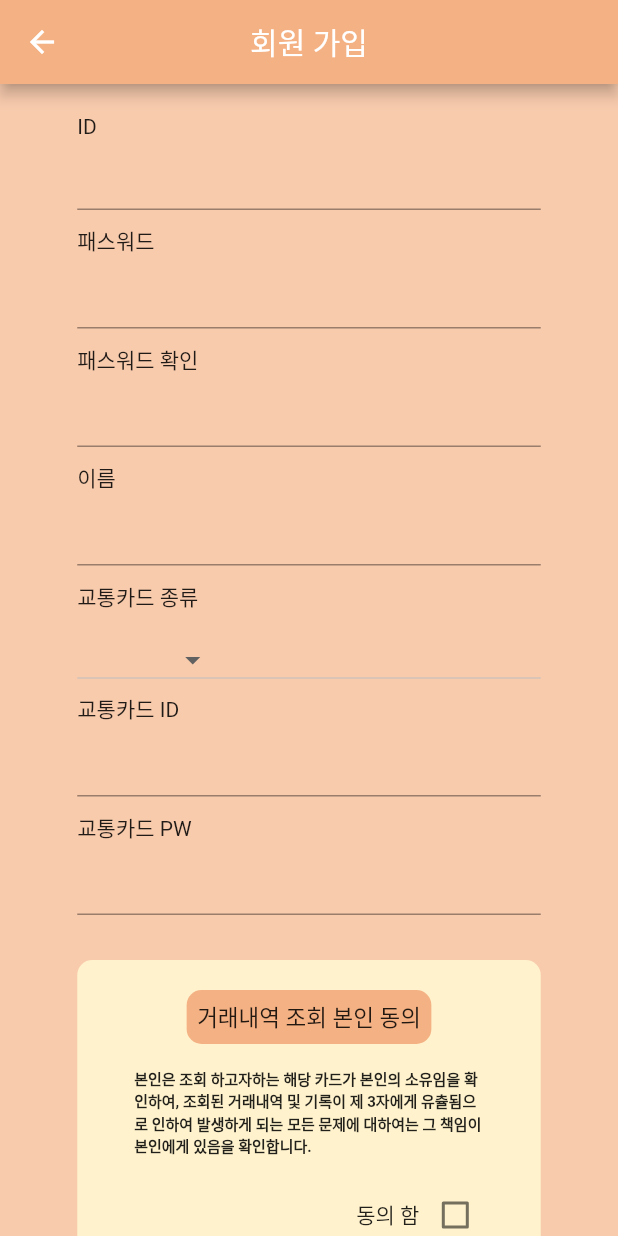
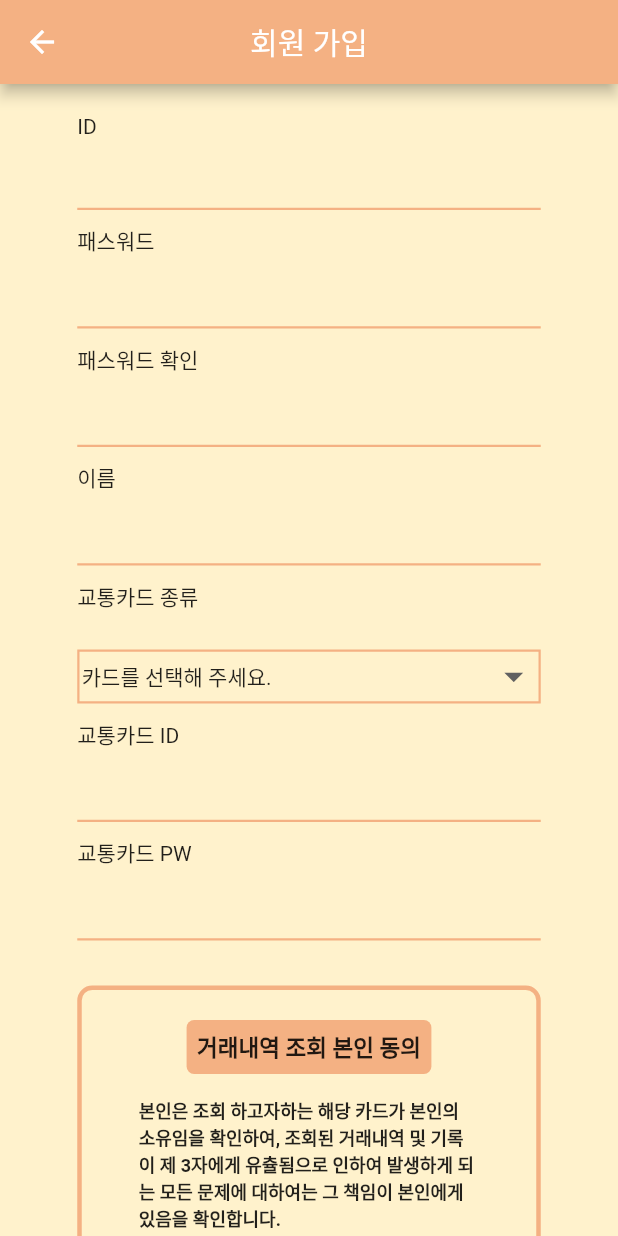
Before and after one commit to dltkdguq78/WebMobile, a Flutter app: the LoginScreen screen opened directly, after a tap on "회원가입", on a phone screen of 412 x 824 dp. Run offline on Flutter 3.47's test engine with Material 2 defaults, Android fonts, the phone set to English and light mode, and no system bars; drawn by our look-alikes of auto_size_text; our stand-ins replace cached_network_image, percent_indicator.

```diff
--- a/lib/view/screen/member/login_screen.dart
+++ b/lib/view/screen/member/login_screen.dart
@@ -30,7 +30,7 @@ class LoginScreenState extends State<LoginScreen> {
   Widget build(BuildContext context) {
     return Scaffold(
       appBar: AppBar(
-        backgroundColor: Color(0xfff8cbad),
+        backgroundColor: Color(0xfffff2cc),
         elevation: 0.0,
         leading: InkWell(
           onTap: () => Navigator.of(context).pop(),
@@ -38,7 +38,7 @@ class LoginScreenState extends State<LoginScreen> {
         ),
       ),
       body: _buildBody(),
-      backgroundColor: Color(0xfff8cbad),
+      backgroundColor: Color(0xfffff2cc),
     );
   }
 
@@ -69,7 +69,7 @@ class LoginScreenState extends State<LoginScreen> {
               InkWell(
                 child: Container(
                   child: RaisedButton(
-                    color: Colors.black26,
+                    color: Color(0xfff8cbad),
                     shape: new RoundedRectangleBorder(
                         borderRadius: new BorderRadius.circular(20.0)),
                     child: new Text("로그인",
@@ -82,7 +82,7 @@ class LoginScreenState extends State<LoginScreen> {
                 ),
               ),
               RaisedButton(
-                color: Colors.black26,
+                color: Color(0xfff8cbad),
                 shape: new RoundedRectangleBorder(
                     borderRadius: new BorderRadius.circular(20.0)),
                 child: new Text("회원가입",
@@ -100,7 +100,7 @@ class LoginScreenState extends State<LoginScreen> {
                 "아이디/비밀번호 찾기",
                 style: TextStyle(
                     decoration: TextDecoration.underline,
-                    color: Colors.black45,
+                    color: Colors.black,
                     fontSize: 12.0),
               ),
             ),
--- a/lib/view/screen/signin/signin_screen.dart
+++ b/lib/view/screen/signin/signin_screen.dart
@@ -1,4 +1,5 @@
 import 'package:flutter/material.dart';
+import 'package:auto_size_text/auto_size_text.dart';
 
 class SigninScreen extends StatefulWidget{
 
@@ -34,9 +35,9 @@ class SigninScreenState extends State<SigninScreen> {
   TextEditingController cpw_controller;
   TextEditingController ctype_controller;
   TextEditingController name_controller;
-  String cardCompany = '';
+  String cardCompany = '카드를 선택해 주세요.';
   bool agree = false;
-  List<String> companies = <String>['','T-MONEY','CASH-BEE'];
+  List<String> companies = <String>['카드를 선택해 주세요.','T-MONEY','CASH-BEE'];
 
   @override
   void initState() {
@@ -60,7 +61,7 @@ class SigninScreenState extends State<SigninScreen> {
           title: Text("회원 가입"),
           centerTitle: true
       ),
-      backgroundColor: Color(0xfff8cbad),
+      backgroundColor: Color(0xfffff2cc),
       body: _buildBody(),
     );
   }
@@ -130,7 +131,19 @@ class SigninScreenState extends State<SigninScreen> {
                 crossAxisAlignment: CrossAxisAlignment.stretch,
                 children: <Widget>[
                   Text("${fname}", textAlign: TextAlign.left, style: TextStyle(fontSize: 14.0),),
-                  TextField(textAlign: TextAlign.center, obscureText: isObscure, controller: ctrler,),
+                  TextFormField(
+                    textAlign: TextAlign.center,
+                    obscureText: isObscure,
+                    controller: ctrler,
+                    decoration: InputDecoration(
+                        enabledBorder: UnderlineInputBorder(
+                          borderSide: BorderSide(
+                              color: Color(0xfff4b183),
+                              width: 1.5,
+                          ),
+                        ),
+                    ),
+                  ),
                 ]
             ),
           ),
@@ -150,8 +163,13 @@ class SigninScreenState extends State<SigninScreen> {
               crossAxisAlignment: CrossAxisAlignment.stretch,
               children: <Widget>[
                 Text("교통카드 종류", textAlign: TextAlign.left, style: TextStyle(fontSize: 14.0),),
-                SizedBox(height: 20.0,),
-                DropdownButton(
+                SizedBox(height: 25.0,),
+                Container(
+                  padding: EdgeInsets.all(1.5),
+                  decoration: BoxDecoration(color: Color(0xfffff2cc), border: Border.all(color: Color(0xfff4b183), width: 1.5),),
+                  child:DropdownButtonHideUnderline(
+                    child: DropdownButton(
+                      iconSize: 30,
                       value: cardCompany,
                       isDense: true,
                       onChanged: (String newValue) {
@@ -166,8 +184,10 @@ class SigninScreenState extends State<SigninScreen> {
                         );
                       }).toList(),
                     ),
+                  ),
+                ),
               ],
-            )
+              ),
           ),
         ],
       ),
@@ -175,22 +195,22 @@ class SigninScreenState extends State<SigninScreen> {
   }
   _buildTextFormField(){
     return Container(
-      decoration: BoxDecoration(borderRadius: BorderRadius.circular(10.0), color: Color(0xfffff2cc)),
+      decoration: BoxDecoration(borderRadius: BorderRadius.circular(10.0), color: Color(0xfffff2cc), border: Border.all(color: Color(0xfff4b183), width: 3), ),
       padding: EdgeInsets.only(left: MediaQuery.of(context).size.width * 0.08, right: MediaQuery.of(context).size.width * 0.08, top: 20.0, bottom: 5.0),
       margin: EdgeInsets.only(left: MediaQuery.of(context).size.width * 0.125, right: MediaQuery.of(context).size.width * 0.125, top: 10.0, bottom: 5.0),
       child:Column(
         children: <Widget>[
           Container(
-            decoration: BoxDecoration(color: Color(0xfff4b183), borderRadius: BorderRadius.circular(10.0)),
+            decoration: BoxDecoration(borderRadius: BorderRadius.circular(5.0), color: Color(0xfff4b183), ),
             padding: EdgeInsets.all(7),
-            child: Text("거래내역 조회 본인 동의", style: TextStyle(fontSize: 15),),
+            child: AutoSizeText("거래내역 조회 본인 동의", style: TextStyle(fontSize: 15, fontWeight: FontWeight.bold), maxLines: 1,),
           ),
           SizedBox(height: 10.0,),
           Container(
             decoration: BoxDecoration(color: Color(0xfffff2cc)),
             padding: EdgeInsets.all(5),
-            child: Text("본인은 조회 하고자하는 해당 카드가 본인의 소유임을 확인하여, 조회된 거래내역 및 기록이 제 3자에게 유츌됨으로 인하여 발생하게 되는 모든 문제에 대하여는 그 책임이 본인에게 있음을 확인합니다.",
-              style: TextStyle(fontWeight: FontWeight.bold, fontSize: 10),),
+            child: AutoSizeText("본인은 조회 하고자하는 해당 카드가 본인의 소유임을 확인하여, 조회된 거래내역 및 기록이 제 3자에게 유츌됨으로 인하여 발생하게 되는 모든 문제에 대하여는 그 책임이 본인에게 있음을 확인합니다.",
+              style: TextStyle(fontWeight: FontWeight.bold, fontSize: 12), maxLines: null),
           ),
           SizedBox(height: 10.0,),
           Container(
--- a/pubspec.yaml
+++ b/pubspec.yaml
@@ -25,6 +25,7 @@ dependencies:
   cupertino_icons: ^0.1.2
   percent_indicator: ^1.0.16
   auto_size_text: ^1.1.2
+  cached_network_image: ^0.8.0
 
 dev_dependencies:
   flutter_test:
@@ -41,6 +42,8 @@ flutter:
   # included with your application, so that you can use the icons in
   # the material Icons class.
   uses-material-design: true
+  assets:
+    - assert/
 
   # To add assets to your application, add an assets section, like this:
   # assets:
```
Also changed, not shown: lib/view/root_screen.dart (+8 -3 lines), lib/view/screen/home_screen.dart (+4 -4 lines), lib/view/screen/market/itemList/item_list.dart (added, +27 -0 lines), lib/view/screen/market/point_market_screen.dart (+66 -17 lines), pubspec.lock. Lines whose indentation alone changed are shown as unchanged.
